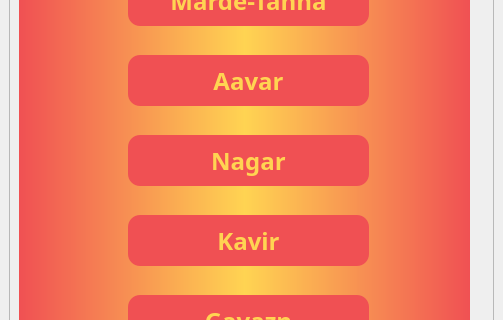
Before: the Qt Designer form artists_alboums.ui in AmirMehdiHosseini/Ali-Sorena-Alboums, drawn with Qt 5; both pictures show x 0 to 503 and y 164 to 484 of the 503 by 675 pixel window.
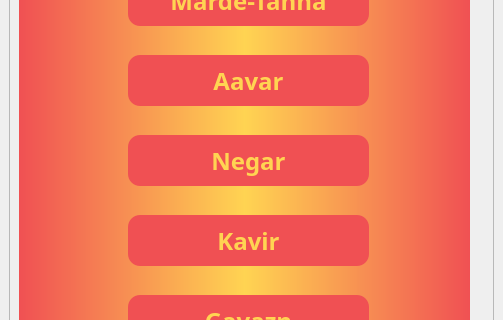
After: the same form once the commit is applied.

```diff
--- a/artists_alboums.ui
+++ b/artists_alboums.ui
@@ -202,7 +202,7 @@
 }</string>
         </property>
         <property name="text">
-         <string>Nagar</string>
+         <string>Negar</string>
         </property>
        </widget>
        <widget class="QPushButton" name="pushButton_gavazn">
```
